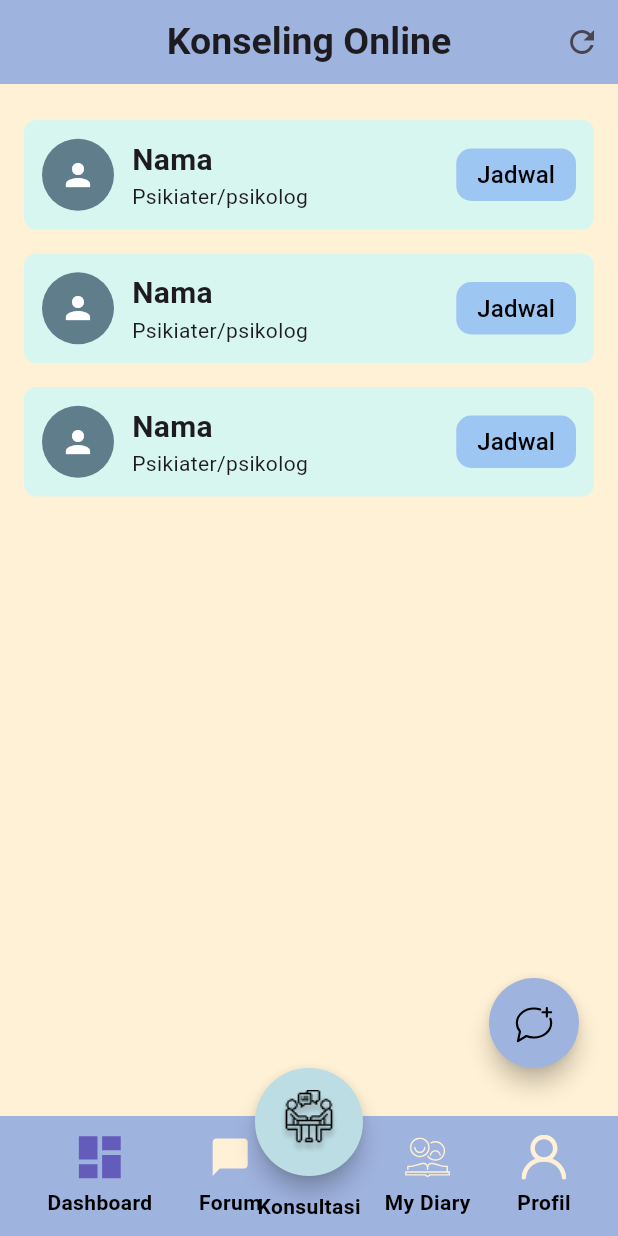
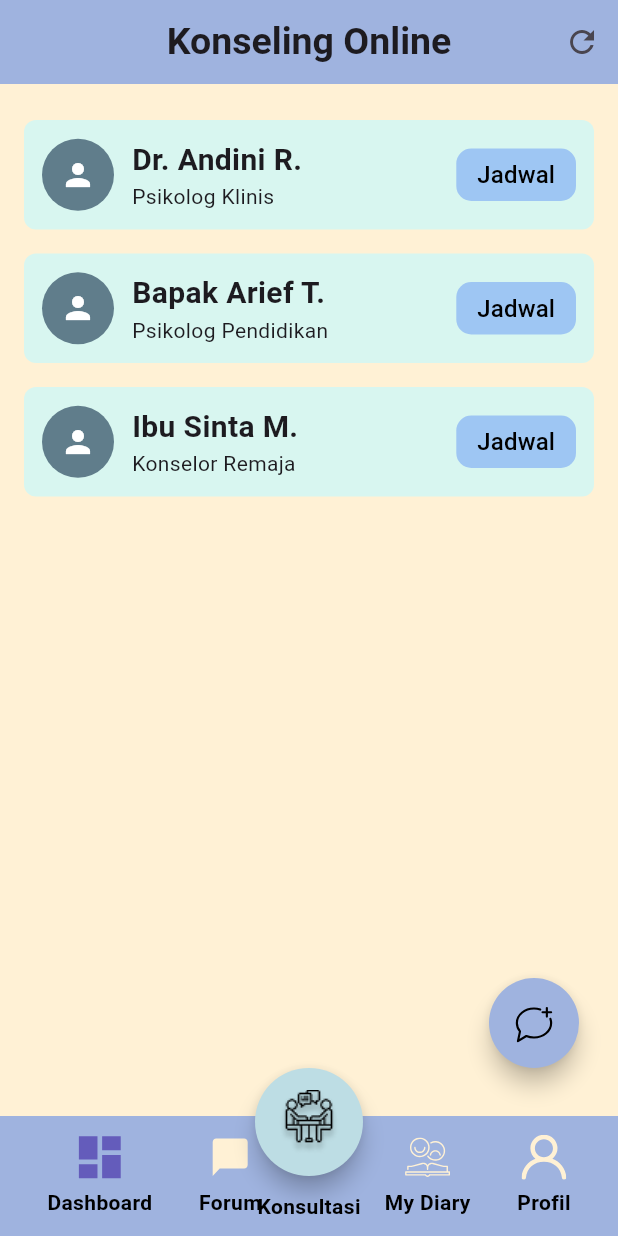
Before and after one commit to Gibekkk/SerenyPals-Frontend, a Flutter app: the KonselingOnlinePage screen opened by its route, on a phone screen of 412 x 824 dp. Run offline on Flutter 3.47's test engine with Material 3 defaults, Android fonts, the phone set to English and light mode, and no system bars; our stand-ins replace carousel_slider, flutter_svg, go_router, google_fonts, image_picker; Roboto replaces fonts that are missing (Overlock); project files that could hold a hidden picture were left out.

Commit message:
halaman chat dengan psikolog sudah jadi

```diff
--- /dev/null
+++ b/serenypals_frontend/lib/models/konselormodel.dart
@@ -0,0 +1,13 @@
+class Konselor {
+  final String id;
+  final String? name;
+  final String title;
+  final String avatarUrl;
+
+  const Konselor({
+    required this.id,
+    this.name,
+    required this.title,
+    required this.avatarUrl,
+  });
+}
--- a/serenypals_frontend/lib/routes.dart
+++ b/serenypals_frontend/lib/routes.dart
@@ -1,7 +1,8 @@
 import 'package:go_router/go_router.dart';
-import 'package:serenypals_frontend/screen/konseling.dart';
+import 'package:serenypals_frontend/screen/konselingpage.dart';
 import 'package:serenypals_frontend/screen/profile_page.dart';
 
+import 'screen/chatpsikologpage.dart';
 import 'screen/dashboardpage.dart';
 import 'screen/loginscreen.dart';
 import 'screen/moodjournaling.dart';
@@ -51,8 +52,16 @@ final GoRouter router = GoRouter(
       name: 'anabul',
       builder: (context, state) => const DiamondTopUpPage(),
     ),
+    GoRoute(
+      path: '/psikiater/chat/:name',
+      name: 'chatPsikolog',
+      builder: (context, state) {
+        final name = state.pathParameters['name']!;
+        return ChatPsikolog(name: name);
+      },
+    ),
 
-    // ✅ ShellRoute untuk halaman utama dengan bottom nav
+    // ShellRoute untuk halaman utama dengan bottom nav
     ShellRoute(
       builder: (context, state, child) => MainTabScaffold(child: child),
       routes: [
--- a/serenypals_frontend/lib/screen/konseling.dart
+++ b/serenypals_frontend/lib/screen/konselingpage.dart
@@ -1,12 +1,34 @@
 import 'package:flutter/material.dart';
 import 'package:google_fonts/google_fonts.dart';
-import 'package:serenypals_frontend/utils/color.dart';
-import 'package:flutter_svg/svg.dart';
+import 'package:flutter_svg/flutter_svg.dart';
 
+import '../models/konselormodel.dart';
+import '../utils/color.dart';
 import '../widget/konselingcard.dart';
 
 class KonselingOnlinePage extends StatelessWidget {
   const KonselingOnlinePage({super.key});
+
+  final List<Konselor> konselorList = const [
+    Konselor(
+      id: '1',
+      name: 'Dr. Andini R.',
+      title: 'Psikolog Klinis',
+      avatarUrl: '', // Bisa pakai URL atau biarkan kosong
+    ),
+    Konselor(
+      id: '2',
+      name: 'Bapak Arief T.',
+      title: 'Psikolog Pendidikan',
+      avatarUrl: '',
+    ),
+    Konselor(
+      id: '3',
+      name: 'Ibu Sinta M.',
+      title: 'Konselor Remaja',
+      avatarUrl: '',
+    ),
+  ];
 
   @override
   Widget build(BuildContext context) {
@@ -28,24 +50,24 @@ class KonselingOnlinePage extends StatelessWidget {
       ),
       body: ListView.builder(
         padding: const EdgeInsets.all(16),
-        itemCount: 3,
+        itemCount: konselorList.length,
         itemBuilder: (context, index) {
-          return const Padding(
-            padding: EdgeInsets.symmetric(vertical: 8),
-            child: KonselorCard(),
+          return Padding(
+            padding: const EdgeInsets.symmetric(vertical: 8),
+            child: KonselorCard(konselor: konselorList[index]),
           );
         },
       ),
       floatingActionButton: Padding(
         padding: const EdgeInsets.only(bottom: 16, right: 10),
         child: SizedBox(
-          width: 60, // ukuran lebar yang lebih besar
-          height: 60, // ukuran tinggi yang lebih besar
+          width: 60,
+          height: 60,
           child: FloatingActionButton(
             onPressed: () {
               print("FAB ditekan");
             },
-            backgroundColor: color1, // sesuaikan icon juga
+            backgroundColor: color1,
             shape: const CircleBorder(),
             child: SvgPicture.asset(
               'assets/img/chatadd.svg',
--- a/serenypals_frontend/lib/widget/konselingcard.dart
+++ b/serenypals_frontend/lib/widget/konselingcard.dart
@@ -1,24 +1,24 @@
 import 'package:flutter/material.dart';
+import 'package:go_router/go_router.dart';
 import 'package:google_fonts/google_fonts.dart';
-import 'package:serenypals_frontend/utils/color.dart';
-
+import '../models/konselormodel.dart';
+import '../utils/color.dart';
 import 'custom_button.dart';
 
 class KonselorCard extends StatelessWidget {
-  const KonselorCard({super.key});
+  final Konselor konselor;
+
+  const KonselorCard({super.key, required this.konselor});
 
   @override
   Widget build(BuildContext context) {
     return InkWell(
       onTap: () {
-        Navigator.push(
-          context,
-          MaterialPageRoute(builder: (context) => ChatPage()),
+        context.go(
+          '/psikiater/chat/${Uri.encodeComponent((konselor.name ?? '').isNotEmpty ? konselor.name! : 'Nama Konselor')}',
         );
       },
-      borderRadius: BorderRadius.circular(
-        8,
-      ), // agar ada efek ripple sesuai kontainer
+      borderRadius: BorderRadius.circular(8),
       child: Container(
         decoration: BoxDecoration(
           color: const Color(0xFFD8F6F0),
@@ -27,10 +27,17 @@ class KonselorCard extends StatelessWidget {
         padding: const EdgeInsets.all(12),
         child: Row(
           children: [
-            const CircleAvatar(
+            CircleAvatar(
               radius: 24,
               backgroundColor: Colors.blueGrey,
-              child: Icon(Icons.person, color: Colors.white),
+              backgroundImage:
+                  (konselor.avatarUrl.isNotEmpty)
+                      ? NetworkImage(konselor.avatarUrl)
+                      : null,
+              child:
+                  konselor.avatarUrl.isEmpty
+                      ? const Icon(Icons.person, color: Colors.white)
+                      : null,
             ),
             const SizedBox(width: 12),
             Expanded(
@@ -38,14 +45,18 @@ class KonselorCard extends StatelessWidget {
                 crossAxisAlignment: CrossAxisAlignment.start,
                 children: [
                   Text(
-                    "Nama",
+                    (konselor.name ?? '').isNotEmpty
+                        ? konselor.name!
+                        : 'Nama Konselor',
                     style: GoogleFonts.overlock(
                       fontWeight: FontWeight.bold,
                       fontSize: 20,
                     ),
                   ),
                   Text(
-                    "Psikiater/psikolog",
+                    konselor.title.isNotEmpty
+                        ? konselor.title
+                        : 'Psikolog/Konselor',
                     style: GoogleFonts.overlock(fontSize: 14),
                   ),
                 ],
@@ -54,9 +65,7 @@ class KonselorCard extends StatelessWidget {
             const SizedBox(width: 8),
             CustomButton(
               text: 'Jadwal',
-              onPressed: () {
-                showJadwalPopup(context); // 👈 panggil dialog di sini
-              },
+              onPressed: () => showJadwalPopup(context, konselor),
               backgroundColor: color2,
               textColor: Colors.black,
               fontSize: 16,
@@ -70,7 +79,7 @@ class KonselorCard extends StatelessWidget {
   }
 }
 
-void showJadwalPopup(BuildContext context) {
+void showJadwalPopup(BuildContext context, Konselor konselor) {
   showDialog(
     context: context,
     builder: (BuildContext context) {
@@ -83,22 +92,23 @@ void showJadwalPopup(BuildContext context) {
             mainAxisSize: MainAxisSize.min,
             crossAxisAlignment: CrossAxisAlignment.center,
             children: [
-              const Text(
-                "Jadwal Konselor",
-                style: TextStyle(fontSize: 20, fontWeight: FontWeight.bold),
+              Text(
+                "Jadwal ${konselor.name}",
+                style: const TextStyle(
+                  fontSize: 20,
+                  fontWeight: FontWeight.bold,
+                ),
                 textAlign: TextAlign.center,
               ),
               const SizedBox(height: 16),
-
-              // Jadwal vertikal
               ...[
-                "Senin – 08:00 – 20.00",
-                "Selasa – 08:00 – 20.00",
-                "Rabu – 08:00 – 20.00",
-                "Kamis – 08:00 – 20.00",
-                "Jumat – 08:00 – 20.00",
-                "Sabtu – 08:00 – 20.00",
-                "Minggu – 08:00 – 20.00",
+                "Senin – 08:00 – 20:00",
+                "Selasa – 08:00 – 20:00",
+                "Rabu – 08:00 – 20:00",
+                "Kamis – 08:00 – 20:00",
+                "Jumat – 08:00 – 20:00",
+                "Sabtu – 08:00 – 20:00",
+                "Minggu – 08:00 – 20:00",
               ].map(
                 (text) => Padding(
                   padding: const EdgeInsets.symmetric(vertical: 4.0),
@@ -116,12 +126,3 @@ void showJadwalPopup(BuildContext context) {
     },
   );
 }
-
-class ChatPage extends StatelessWidget {
-  const ChatPage({super.key});
-
-  @override
-  Widget build(BuildContext context) {
-    return const Scaffold();
-  }
-}
--- a/serenypals_frontend/pubspec.yaml
+++ b/serenypals_frontend/pubspec.yaml
@@ -26,7 +26,7 @@ dev_dependencies:
   flutter_test:
     sdk: flutter
   flutter_lints: ^5.0.0
-  mockito: ^5.4.0
+  mockito: ^5.4.6
   bloc_test: ^10.0.0
   build_runner: ^2.4.6
 
```
Also changed, not shown: serenypals_frontend/lib/screen/chatpsikologpage.dart (added, +115 -0 lines), serenypals_frontend/lib/widget/chatbubble.dart (added, +32 -0 lines), serenypals_frontend/lib/widget/chatinputtext.dart (added, +57 -0 lines).
